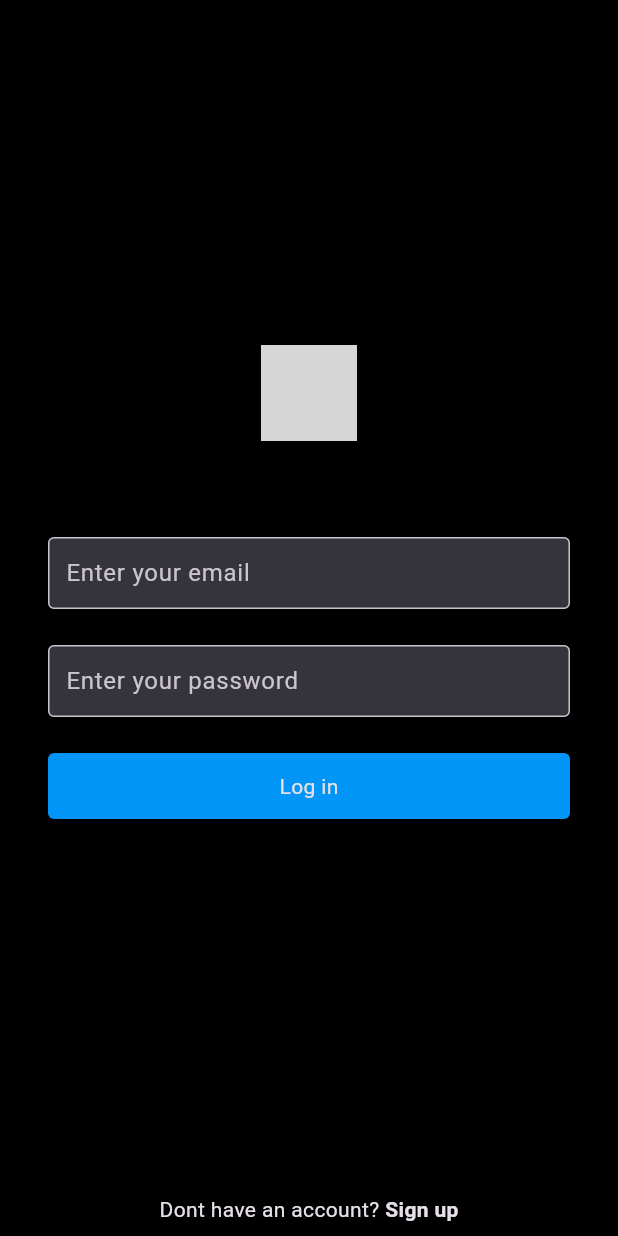
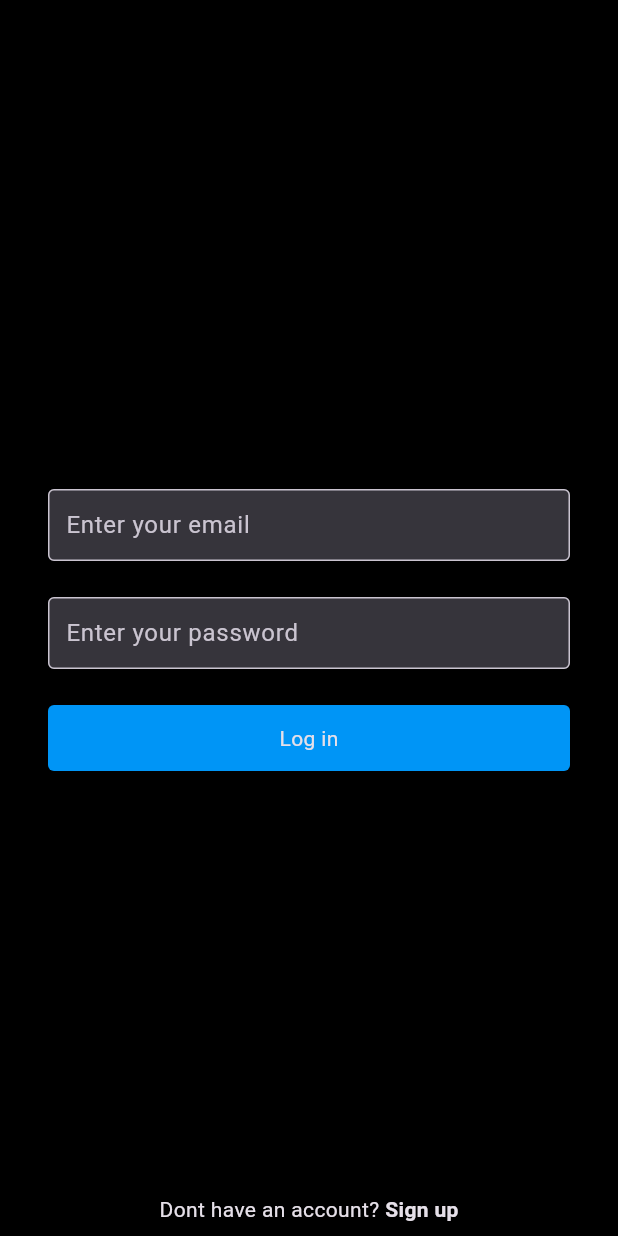
Before and after one commit to BrunaScauri/flutter-instagram-clone, a Flutter app: the LoginScreen screen opened directly, on a phone screen of 412 x 824 dp. Run offline on Flutter 3.47's test engine with Material 3 defaults, Android fonts, the phone set to English and light mode, and no system bars; our stand-ins replace firebase_core, flutter_svg; accounts and stored records are empty; grey boxes are pictures that could not be loaded.

```diff
--- a/lib/main.dart
+++ b/lib/main.dart
@@ -1,8 +1,10 @@
 import 'package:firebase_core/firebase_core.dart';
 import 'package:flutter/material.dart';
+import 'package:instagram_clone/components/logo_banner.dart';
 import 'package:instagram_clone/utils/colors.dart';
 import 'package:instagram_clone/screens/login_screen.dart';
 import 'package:instagram_clone/screens/sign_up_screen.dart';
+
 
 
 void main() {
@@ -25,7 +27,7 @@ class MyApp extends StatelessWidget {
         //     mobileScreenLayout: MobileScreenLayout(),
         //     webScreenLayout: WebScreenLayout()
         // )
-        home: const SignUpScreen()
+        home: const SignUpScreen() //1:00:40
     );
   }
 }
--- a/lib/screens/login_screen.dart
+++ b/lib/screens/login_screen.dart
@@ -1,10 +1,14 @@
 import 'package:flutter/material.dart';
 import 'package:flutter_svg/flutter_svg.dart';
+import 'package:instagram_clone/components/logo_banner.dart';
 import 'package:instagram_clone/utils/colors.dart';
 import 'package:instagram_clone/widgets/text_field_input.dart';
 
 class LoginScreen extends StatefulWidget {
-  const LoginScreen({super.key});
+  late Widget logoBanner;
+  LoginScreen({super.key,
+  // required this.logoBanner
+  });
 
   @override
   State<LoginScreen> createState() => _LoginScreenState();
@@ -13,6 +17,7 @@ class LoginScreen extends StatefulWidget {
 class _LoginScreenState extends State<LoginScreen> {
   final TextEditingController _emailController = TextEditingController();
   final TextEditingController _passwordController = TextEditingController();
+
 @override
   void dispose() {
     super.dispose();
@@ -31,7 +36,7 @@ class _LoginScreenState extends State<LoginScreen> {
             crossAxisAlignment: CrossAxisAlignment.center,
             children: [
               Flexible(flex: 2, child: Container()),
-              SvgPicture.asset('/ic_instagram.svg', colorFilter: const ColorFilter.mode(primaryColor, BlendMode.srcIn), height: 64), //color is curently deprecated, using ColorFilter instead
+              // Container(child: const LogoBanner()),
               const SizedBox(height: 64),
               TextFieldInput(
                 hintText: 'Enter your email',
```
Also changed, not shown: lib/components/logo_banner.dart (added, +14 -0 lines).
